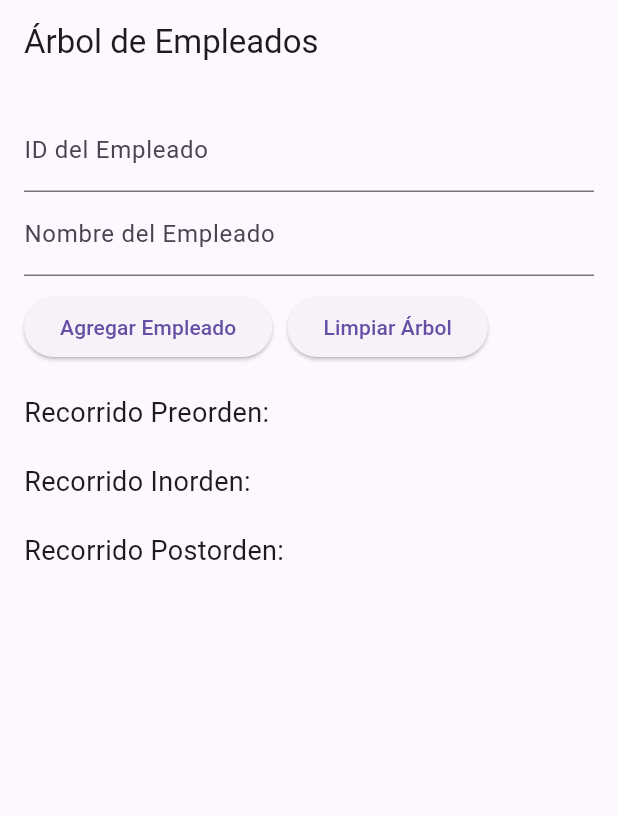
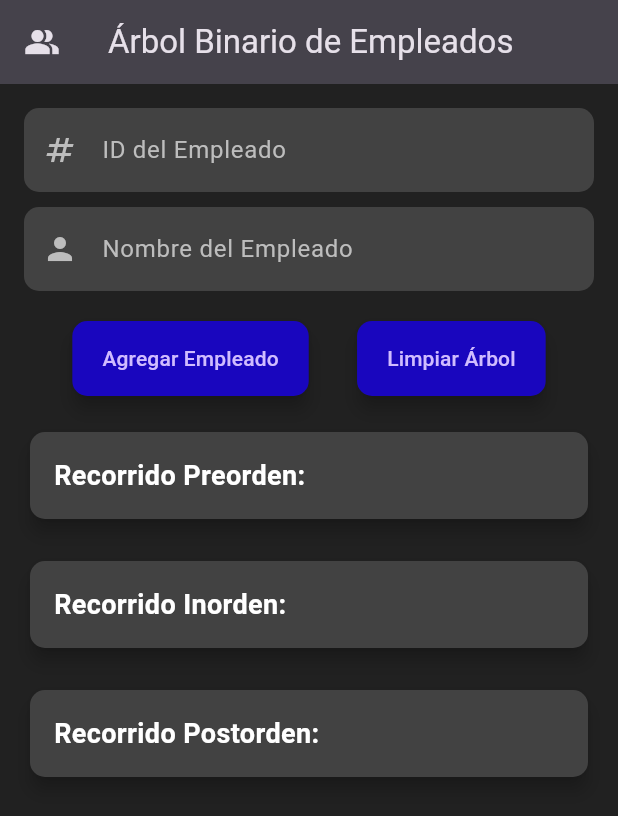
Before and after one commit to gabri117/arbol_binario, a Flutter app: the screen it shows after launch, on a phone screen of 412 x 824 dp. Shown: the top 816 px of the screen. Run offline on Flutter 3.47's test engine with Material 3 defaults, Android fonts, the phone set to English and light mode, and no system bars.

Commit message:
Mejoras en el diseño de interfaz de aplicación móvil

```diff
--- a/lib/core/utils/constants.dart
+++ b/lib/core/utils/constants.dart
@@ -1,3 +1,3 @@
 class Constants {
-  static const String appName = "Árbol de Empleados";
+  static const String appName = "Árbol Binario de Empleados";
 }
--- a/lib/presentation/pages/homePage.dart
+++ b/lib/presentation/pages/homePage.dart
@@ -23,7 +23,9 @@ class _HomePageState extends State<HomePage> {
       });
     } else {
       ScaffoldMessenger.of(context).showSnackBar(
-        SnackBar(content: Text("ID debe ser un número válido y nombre no puede estar vacío")),
+        SnackBar(
+            content: Text(
+                "ID debe ser un número válido y nombre no puede estar vacío")),
       );
     }
   }
@@ -36,9 +38,47 @@ class _HomePageState extends State<HomePage> {
 
   @override
   Widget build(BuildContext context) {
-    return Scaffold(
+    return MaterialApp(
+      theme: ThemeData.dark().copyWith(
+        // Tema oscuro por defecto
+        scaffoldBackgroundColor: Colors.grey[900], // Fondo del Scaffold
+        appBarTheme: AppBarTheme(
+          backgroundColor: Colors.grey[850], // Fondo del AppBar
+          elevation: 10, // Sombra del AppBar
+          centerTitle: true, // Centrar el título
+        ),
+        inputDecorationTheme: InputDecorationTheme(
+          filled: true,
+          fillColor: Colors.grey[800],
+          border: OutlineInputBorder(
+            borderRadius: BorderRadius.circular(10),
+            borderSide: BorderSide.none, // Borde de los inputs
+          ),
+          focusedBorder: OutlineInputBorder(
+            borderRadius: BorderRadius.circular(10),
+            borderSide: BorderSide(color: Colors.blue[300] ?? Colors.blue), // Borde enfocado
+          ),
+          labelStyle: TextStyle(color: Colors.grey[400]), // Color del label
+        ),
+        elevatedButtonTheme: ElevatedButtonThemeData(
+          style: ElevatedButton.styleFrom(
+            backgroundColor: const Color.fromARGB(255, 25, 6, 190), // Color de los botones
+            padding: EdgeInsets.symmetric(horizontal: 20, vertical: 15),
+            shape: RoundedRectangleBorder(
+              borderRadius: BorderRadius.circular(10),
+            ),
+            elevation: 5,
+          ),
+        ),
+        textTheme: TextTheme(
+          bodyMedium: TextStyle(color: Colors.white), // Color del texto general
+          titleMedium: TextStyle(color: Colors.grey[400]),
+        ),
+      ),
+      home: Scaffold(
         appBar: AppBar(
-        title: Text("Árbol de Empleados"),
+          title: Text("Árbol Binario de Empleados"),
+          leading: Icon(Icons.people_alt), // Ícono relacionado con empleados
         ),
         body: Padding(
           padding: const EdgeInsets.all(16.0),
@@ -47,21 +87,28 @@ class _HomePageState extends State<HomePage> {
               // Formulario para ingresar empleados
               TextFormField(
                 controller: idController,
-              decoration: InputDecoration(labelText: "ID del Empleado"),
+                decoration: InputDecoration(
+                  labelText: "ID del Empleado",
+                  prefixIcon: Icon(Icons.numbers, color: Colors.grey[400]),
+                ),
                 keyboardType: TextInputType.number,
               ),
+              SizedBox(height: 10),
               TextFormField(
                 controller: nombreController,
-              decoration: InputDecoration(labelText: "Nombre del Empleado"),
+                decoration: InputDecoration(
+                  labelText: "Nombre del Empleado",
+                  prefixIcon: Icon(Icons.person, color: Colors.grey[400]),
                 ),
-            SizedBox(height: 10),
+              ),
+              SizedBox(height: 20),
               Row(
+                mainAxisAlignment: MainAxisAlignment.spaceEvenly,
                 children: [
                   ElevatedButton(
                     onPressed: _insertarEmpleado,
                     child: Text("Agregar Empleado"),
                   ),
-                SizedBox(width: 10),
                   ElevatedButton(
                     onPressed: _limpiarArbol,
                     child: Text("Limpiar Árbol"),
@@ -73,20 +120,69 @@ class _HomePageState extends State<HomePage> {
               Expanded(
                 child: ListView(
                   children: [
-                  Text("Recorrido Preorden:", style: TextStyle(fontSize: 18)),
+                    Card(
+                      color: Colors.grey[800],
+                      elevation: 5,
+                      shape: RoundedRectangleBorder(
+                        borderRadius: BorderRadius.circular(10),
+                      ),
+                      child: Padding(
+                        padding: const EdgeInsets.all(16.0),
+                        child: Column(
+                          crossAxisAlignment: CrossAxisAlignment.start,
+                          children: [
+                            Text("Recorrido Preorden:",
+                                style: TextStyle(fontSize: 18, fontWeight: FontWeight.bold)),
                             ...repository.preorden(repository.raiz).map((e) => Text(e)),
+                          ],
+                        ),
+                      ),
+                    ),
                     SizedBox(height: 20),
-                  Text("Recorrido Inorden:", style: TextStyle(fontSize: 18)),
+                    Card(
+                      color: Colors.grey[800],
+                      elevation: 5,
+                      shape: RoundedRectangleBorder(
+                        borderRadius: BorderRadius.circular(10),
+                      ),
+                      child: Padding(
+                        padding: const EdgeInsets.all(16.0),
+                        child: Column(
+                          crossAxisAlignment: CrossAxisAlignment.start,
+                          children: [
+                            Text("Recorrido Inorden:",
+                                style: TextStyle(fontSize: 18, fontWeight: FontWeight.bold)),
                             ...repository.inorden(repository.raiz).map((e) => Text(e)),
+                          ],
+                        ),
+                      ),
+                    ),
                     SizedBox(height: 20),
-                  Text("Recorrido Postorden:", style: TextStyle(fontSize: 18)),
+                    Card(
+                      color: Colors.grey[800],
+                      elevation: 5,
+                      shape: RoundedRectangleBorder(
+                        borderRadius: BorderRadius.circular(10),
+                      ),
+                      child: Padding(
+                        padding: const EdgeInsets.all(16.0),
+                        child: Column(
+                          crossAxisAlignment: CrossAxisAlignment.start,
+                          children: [
+                            Text("Recorrido Postorden:",
+                                style: TextStyle(fontSize: 18, fontWeight: FontWeight.bold)),
                             ...repository.postorden(repository.raiz).map((e) => Text(e)),
+                          ],
+                        ),
+                      ),
+                    ),
                   ],
                 ),
               ),
             ],
           ),
         ),
+      ),
     );
   }
 }
```
Lines whose indentation alone changed are shown as unchanged.
